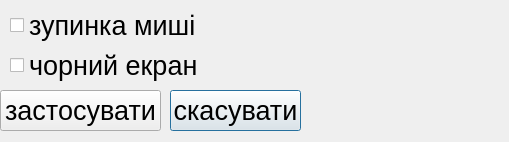
Old version of the form app/presentation/ui/effects.ui in the repository DemaReaktor/alarmer.
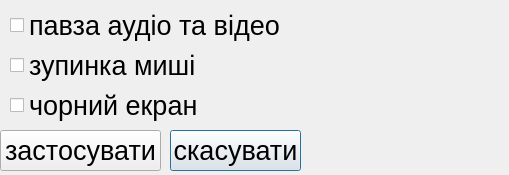
New version of the form.

Commit message: fix: bugs, optimization, stop media effect

Diff of the .ui file:
```diff
--- a/app/presentation/ui/effects.ui
+++ b/app/presentation/ui/effects.ui
@@ -7,7 +7,7 @@
     <x>0</x>
     <y>0</y>
     <width>509</width>
-    <height>142</height>
+    <height>175</height>
    </rect>
   </property>
   <property name="windowTitle">
@@ -17,7 +17,7 @@
    <property name="geometry">
     <rect>
      <x>170</x>
-     <y>90</y>
+     <y>130</y>
      <width>131</width>
      <height>41</height>
     </rect>
@@ -35,7 +35,7 @@
    <property name="geometry">
     <rect>
      <x>0</x>
-     <y>90</y>
+     <y>130</y>
      <width>161</width>
      <height>41</height>
     </rect>
@@ -53,7 +53,7 @@
    <property name="geometry">
     <rect>
      <x>10</x>
-     <y>10</y>
+     <y>50</y>
      <width>481</width>
      <height>31</height>
     </rect>
@@ -71,7 +71,7 @@
    <property name="geometry">
     <rect>
      <x>10</x>
-     <y>50</y>
+     <y>90</y>
      <width>481</width>
      <height>31</height>
     </rect>
@@ -85,6 +85,24 @@
     <string>чорний екран</string>
    </property>
   </widget>
+  <widget class="QCheckBox" name="pause_box">
+   <property name="geometry">
+    <rect>
+     <x>10</x>
+     <y>10</y>
+     <width>481</width>
+     <height>31</height>
+    </rect>
+   </property>
+   <property name="font">
+    <font>
+     <pointsize>20</pointsize>
+    </font>
+   </property>
+   <property name="text">
+    <string>павза аудіо та відео</string>
+   </property>
+  </widget>
  </widget>
  <resources/>
  <connections/>
```
Left out of the diff: 2 changed lines with no effect on the pictures. The commit also changes 17 other files.
